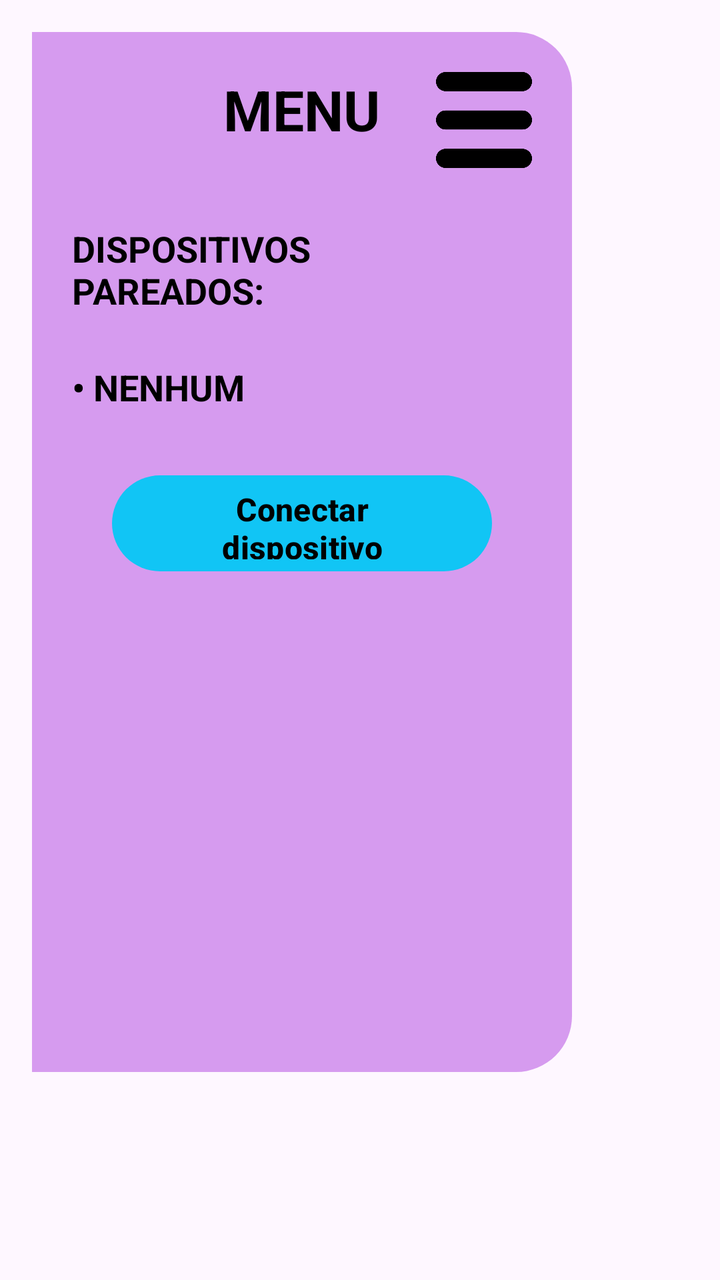
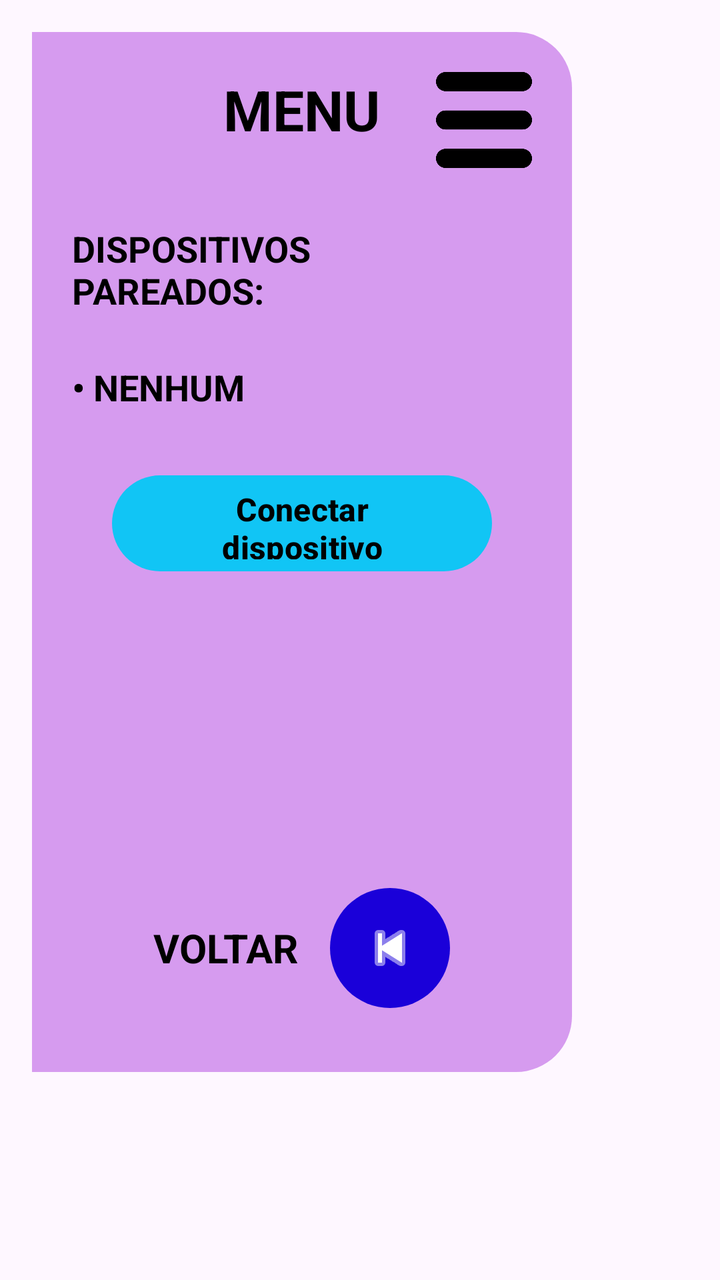

Screens rendered from an Android XML layout before and after an edit, with the pre-edit source and the edit as a unified diff.
<!-- AndroidManifest.xml: application theme Theme.ControladorProreab -->
<!-- res/layout/bottom_sheet_menu.xml -->
<?xml version="1.0" encoding="utf-8"?>
<FrameLayout xmlns:android="http://schemas.android.com/apk/res/android"
    xmlns:app="http://schemas.android.com/apk/res-auto"
    android:layout_width="match_parent"
    android:layout_height="wrap_content"
    android:background="#00000000"
    android:padding="16dp">

    
    <LinearLayout
        android:layout_width="270dp"
        android:layout_height="520dp"
        android:layout_gravity="start"
        android:orientation="vertical"
        android:padding="20dp"
        android:background="@drawable/bg_menu">

        
        <RelativeLayout
            android:layout_width="match_parent"
            android:layout_height="wrap_content">

            <TextView
                android:id="@+id/txtTitulo"
                android:layout_width="wrap_content"
                android:layout_height="wrap_content"
                android:layout_centerHorizontal="true"
                android:text="MENU"
                android:textColor="#000000"
                android:textSize="28sp"
                android:textStyle="bold" />

            <ImageView
                android:layout_width="48dp"
                android:layout_height="48dp"
                android:layout_alignParentEnd="true"
                android:src="@drawable/menu" />
        </RelativeLayout>

        
        <TextView
            android:layout_width="wrap_content"
            android:layout_height="wrap_content"
            android:layout_marginTop="28dp"
            android:text="DISPOSITIVOS&#10;PAREADOS:"
            android:textColor="#000000"
            android:textSize="18sp"
            android:textStyle="bold" />

        
        <TextView
            android:id="@+id/txtDevice"
            android:layout_width="wrap_content"
            android:layout_height="wrap_content"
            android:layout_marginTop="24dp"
            android:text="• NENHUM"
            android:textColor="#000000"
            android:textSize="18sp"
            android:textStyle="bold" />

        
        <com.google.android.material.button.MaterialButton
            android:id="@+id/btnAction"
            android:layout_width="190dp"
            android:layout_height="56dp"
            android:layout_gravity="center_horizontal"
            android:layout_marginTop="28dp"
            android:text="Conectar dispositivo"
            android:textAllCaps="false"
            android:textColor="#000000"
            android:textSize="16sp"
            android:textStyle="bold"
            app:backgroundTint="#11C5F5"
            app:cornerRadius="28dp" />

    </LinearLayout>

</FrameLayout>
<!-- resources referenced by this layout -->
<resources>
  <!-- drawable bg_menu (drawable) -->
  <?xml version="1.0" encoding="utf-8"?>
  <shape xmlns:android="http://schemas.android.com/apk/res/android">
      <solid android:color="#D69BEF" />
  
      
      <corners
          android:topRightRadius="28dp"
          android:bottomRightRadius="28dp"
          android:topLeftRadius="0dp"
          android:bottomLeftRadius="0dp" />
  </shape>
  <!-- drawable menu: png bitmap (drawable, 3351 bytes) -->
  <style name="Theme.ControladorProreab" parent="Base.Theme.ControladorProreab" />
  <style name="Base.Theme.ControladorProreab" parent="Theme.Material3.DayNight.NoActionBar">
          
          
      </style>
</resources>

<!-- the commit's change to res/layout/bottom_sheet_menu.xml (unified diff, before → after) -->
@@ -73,6 +73,45 @@
             app:backgroundTint="#11C5F5"
             app:cornerRadius="28dp" />
 
+        
+        <View
+            android:layout_width="match_parent"
+            android:layout_height="0dp"
+            android:layout_weight="1" />
+
+        
+        <LinearLayout
+            android:layout_width="match_parent"
+            android:layout_height="wrap_content"
+            android:layout_marginBottom="12dp"
+            android:gravity="center_vertical|center_horizontal"
+            android:orientation="horizontal">
+
+            
+            <TextView
+                android:id="@+id/txtVoltar"
+                android:layout_width="wrap_content"
+                android:layout_height="wrap_content"
+                android:layout_marginEnd="16dp"
+                android:text="VOLTAR"
+                android:textColor="#000000"
+                android:textSize="20sp"
+                android:textStyle="bold" />
+
+            
+            <ImageButton
+                android:id="@+id/btnVoltar"
+                android:layout_width="60dp"
+                android:layout_height="60dp"
+                android:background="@drawable/bg_botao_voltar"
+                android:padding="14dp"
+                android:scaleType="centerInside"
+                android:src="@android:drawable/ic_media_previous"
+                android:tint="#FFFFFF"
+                android:contentDescription="Voltar" />
+        </LinearLayout>
+
+
     </LinearLayout>
 
 </FrameLayout>
<!-- resource entries referenced after the edit -->
@@ -1,5 +1,12 @@
 <!-- resources referenced by this layout -->
 <resources>
+  <!-- drawable bg_botao_voltar (drawable) -->
+  <?xml version="1.0" encoding="utf-8"?>
+  <shape xmlns:android="http://schemas.android.com/apk/res/android"
+      android:shape="oval">
+  
+      <solid android:color="#1A00D9" />
+  </shape>
   <!-- drawable bg_menu (drawable) -->
   <?xml version="1.0" encoding="utf-8"?>
   <shape xmlns:android="http://schemas.android.com/apk/res/android">
